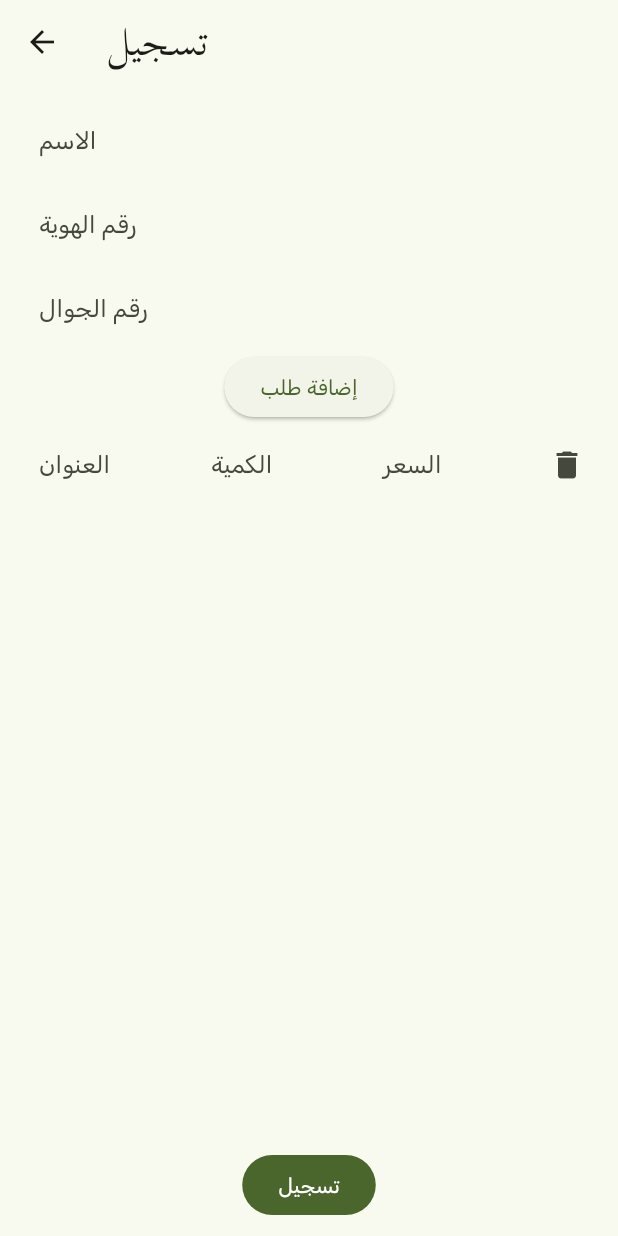
After one commit to the1coder-pro/missedWorks_app, a Flutter app: the RegisterOrdererPage screen opened directly, after a tap on "إضافة طلب", on a phone screen of 412 x 824 dp. The commit adds this screen. Run offline on Flutter 3.47's test engine with Material 3 defaults, Android fonts, the phone set to English and light mode, and no system bars; our stand-ins replace flutter_slidable, isar, page_transition; accounts and stored records are empty; generated files the repository leaves out were written again.

Commit message:
fixed edit ability

```diff
--- a/lib/details_page.dart
+++ b/lib/details_page.dart
@@ -9,6 +9,7 @@ import 'assigned_order.dart';
 import 'order.dart';
 import 'orderer.dart';
 import 'register.dart';
+import 'register_page.dart';
 
 // details page with currentOrderer from mainDatabase
 class DetailsPage extends StatefulWidget {
--- a/lib/recipient_details.dart
+++ b/lib/recipient_details.dart
@@ -116,7 +116,7 @@ class _RecipientDetailsPageState extends State<RecipientDetailsPage> {
                   ]),
                 )
               else
-                Center(child: const Text("لا توجد أعمال مسجلة"))
+                const Center(child: Text("لا توجد أعمال مسجلة"))
               // Expanded(
               //   flex: 2,
               //   child: StreamBuilder<List<AssignedOrder>>(
--- /dev/null
+++ b/lib/register_page.dart
@@ -0,0 +1,220 @@
+// make the registeration page for orderer and his orders
+
+import 'package:flutter/material.dart';
+import 'package:missed_works_app/main.dart';
+import 'package:provider/provider.dart';
+
+import 'assigned_order.dart';
+import 'order.dart';
+import 'orderer.dart';
+import 'prefs.dart';
+
+class RegisterOrdererPage extends StatefulWidget {
+  // add orderer as a parameter if you want to edit an orderer
+  final Orderer? orderer;
+  const RegisterOrdererPage({super.key, this.orderer});
+
+  @override
+  State<RegisterOrdererPage> createState() => _RegisterOrdererPageState();
+}
+
+class _RegisterOrdererPageState extends State<RegisterOrdererPage> {
+  // make a list of text controllers for "name" "id number" "phone number"
+  final _controllersOfOrder = <List<TextEditingController>>[];
+
+  // make a list of maps for each order wtih his id and data of the order
+  final _orders = <Map<String, dynamic>>[];
+
+  TextEditingController nameController = TextEditingController();
+  TextEditingController idNumberController = TextEditingController();
+  TextEditingController phoneController = TextEditingController();
+
+  // fill controllers with orderer's data if orderer is not null
+  void fillControllers() {
+    if (widget.orderer != null) {
+      nameController.text = widget.orderer!.name;
+      idNumberController.text = widget.orderer!.idNumber!;
+      phoneController.text = widget.orderer!.phoneNumber!;
+
+      // fill the orders list with the orderer's orders if the orderer is not null
+      if (widget.orderer != null) {
+        for (var order in widget.orderer!.orders) {
+          _orders.add({
+            'id': order.id,
+            'title': order.title,
+            'amount': order.amount,
+            'cost': order.cost,
+            'assignedOrders': order.assignedOrders,
+          });
+        }
+      }
+
+      // fill the controllers of the orders with the _orders
+      for (var order in _orders) {
+        _controllersOfOrder.add([
+          TextEditingController(text: order['title']),
+          TextEditingController(text: order['amount'].toString()),
+          TextEditingController(text: order['cost'].toString()),
+        ]);
+      }
+    }
+  }
+
+  @override
+  void initState() {
+    fillControllers();
+    super.initState();
+  }
+
+  @override
+  Widget build(BuildContext context) {
+    final mainDatabase = context.read<MainDatabase>();
+
+    return Scaffold(
+        appBar: AppBar(
+          title: const Text('تسجيل'),
+        ),
+        body: Padding(
+            padding: const EdgeInsets.all(10),
+            child: Column(children: [
+              // make 3 text fields for "name" "id number" "phone number"
+              TextField(
+                controller: nameController,
+                decoration: const InputDecoration(labelText: 'الاسم'),
+              ),
+              TextField(
+                controller: idNumberController,
+                decoration: const InputDecoration(labelText: 'رقم الهوية'),
+                keyboardType: TextInputType.number,
+              ),
+              TextField(
+                controller: phoneController,
+                decoration: const InputDecoration(labelText: 'رقم الجوال'),
+                keyboardType: TextInputType.phone,
+              ),
+              // make a button to add order
+              ElevatedButton(
+                onPressed: () {
+                  // add new controllers for the new order
+                  setState(() {
+                    _controllersOfOrder.add([
+                      TextEditingController(),
+                      TextEditingController(),
+                      TextEditingController(),
+                    ]);
+                  });
+                },
+                child: const Text('إضافة طلب'),
+              ),
+
+              Expanded(
+                  child: ListView.builder(
+                      itemCount: _controllersOfOrder.length,
+                      itemBuilder: (context, index) {
+                        return Row(
+                          children: [
+                            Expanded(
+                              child: TextField(
+                                controller: _controllersOfOrder[index][0],
+                                decoration:
+                                    const InputDecoration(labelText: 'العنوان'),
+                              ),
+                            ),
+                            Expanded(
+                              child: TextField(
+                                controller: _controllersOfOrder[index][1],
+                                decoration:
+                                    const InputDecoration(labelText: 'الكمية'),
+                                keyboardType: TextInputType.number,
+                              ),
+                            ),
+                            Expanded(
+                              child: TextField(
+                                controller: _controllersOfOrder[index][2],
+                                decoration:
+                                    const InputDecoration(labelText: 'السعر'),
+                                keyboardType: TextInputType.number,
+                              ),
+                            ),
+                            IconButton(
+                              onPressed: () {
+                                // delete the order
+                                setState(() {
+                                  _controllersOfOrder.removeAt(index);
+                                });
+                              },
+                              icon: const Icon(Icons.delete),
+                            ),
+                          ],
+                        );
+                      })),
+              // make a button to submit
+              FilledButton(
+                onPressed: () async {
+                  if (widget.orderer != null) {
+                    // delete the orderer and his orders
+                    await mainDatabase.deleteOrdererWithOrders(widget.orderer!);
+                    final orderer = Orderer()
+                      ..name = nameController.text
+                      ..idNumber = idNumberController.text
+                      ..phoneNumber = phoneController.text;
+
+                    List<Order> toBeSavedOrders = [];
+
+                    // for (var i = 0; i < _orders.length; i++) {
+                    //   final order = Order()
+                    //     ..id = _orders[i]['id']
+                    //     ..title = _orders[i]['title']
+                    //     ..amount = int.parse(_orders[i]['amount'].toString())
+                    //     ..cost = double.parse(_orders[i]['cost'].toString())
+                    //     ..author.value = orderer;
+                    //   toBeSavedOrders.add(order);
+                    // }
+
+                    // add the new orders
+                    for (var i = 0; i < _controllersOfOrder.length; i++) {
+                      final order = Order()
+                        ..id = _orders[i]['id'] ?? Order().id
+                        ..title = _controllersOfOrder[i][0].text
+                        ..amount = int.parse(_controllersOfOrder[i][1].text)
+                        ..cost = double.parse(_controllersOfOrder[i][2].text)
+                        ..author.value = orderer;
+                      if (_orders != null &&
+                          _orders[i]['assignedOrders'] != null &&
+                          _orders[i]['assignedOrders'].isNotEmpty) {
+                        order.assignedOrders
+                            .addAll(_orders[i]['assignedOrders']);
+                      }
+
+                      toBeSavedOrders.add(order);
+                    }
+
+                    mainDatabase.addOrderer(orderer, toBeSavedOrders);
+                  } else {
+                    // add the orderer
+                    final orderer = Orderer()
+                      ..name = nameController.text
+                      ..idNumber = idNumberController.text
+                      ..phoneNumber = phoneController.text;
+
+                    List<Order> toBeSavedOrders = [];
+                    for (var i = 0; i < _controllersOfOrder.length; i++) {
+                      final order = Order()
+                        ..title = _controllersOfOrder[i][0].text
+                        ..amount = int.parse(_controllersOfOrder[i][1].text)
+                        ..cost = double.parse(_controllersOfOrder[i][2].text)
+                        ..author.value = orderer;
+                      toBeSavedOrders.add(order);
+                    }
+
+                    mainDatabase.addOrderer(orderer, toBeSavedOrders);
+                  }
+                  if (context.mounted) {
+                    Navigator.pop(context);
+                  }
+                },
+                child: const Text('تسجيل'),
+              ),
+            ])));
+  }
+}
--- a/pubspec.yaml
+++ b/pubspec.yaml
@@ -39,6 +39,7 @@ dependencies:
   provider: ^6.1.2
   intl: ^0.19.0
   page_transition: ^2.1.0
+  flutter_slidable: ^3.1.0
 
 
 
```
Also changed, not shown: lib/assign_page.dart (+11 -1 lines), lib/main.dart (+35 -3 lines), lib/prefs.dart (+25 -41 lines), lib/register.dart (+45 -23 lines), pubspec.lock.
